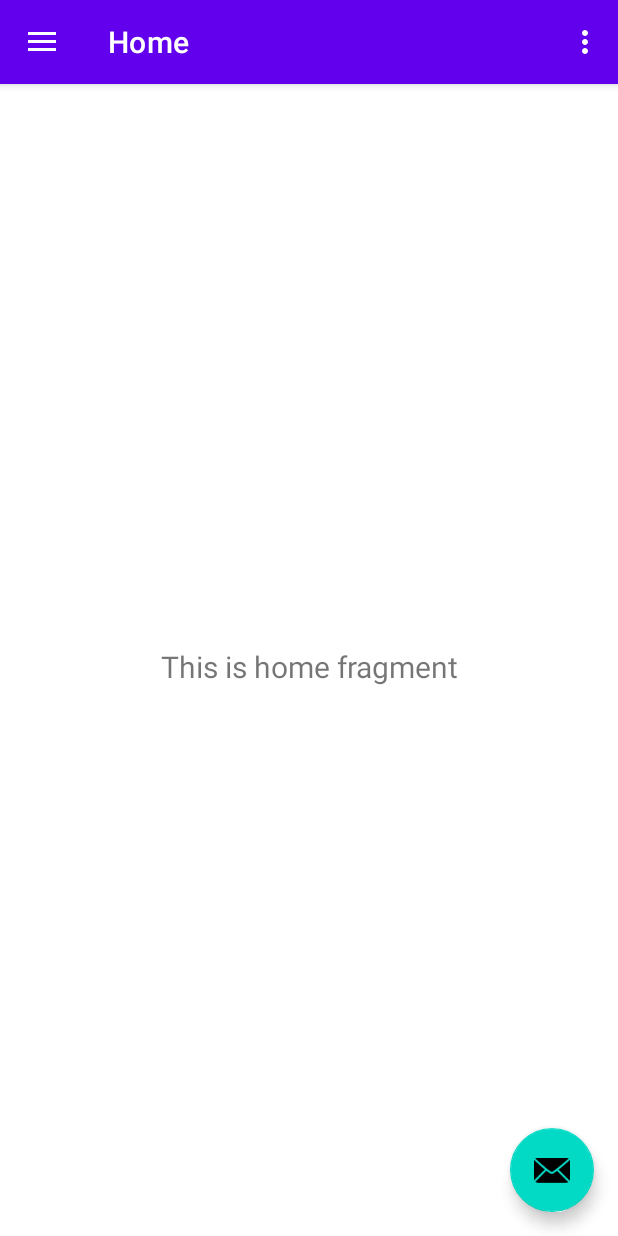
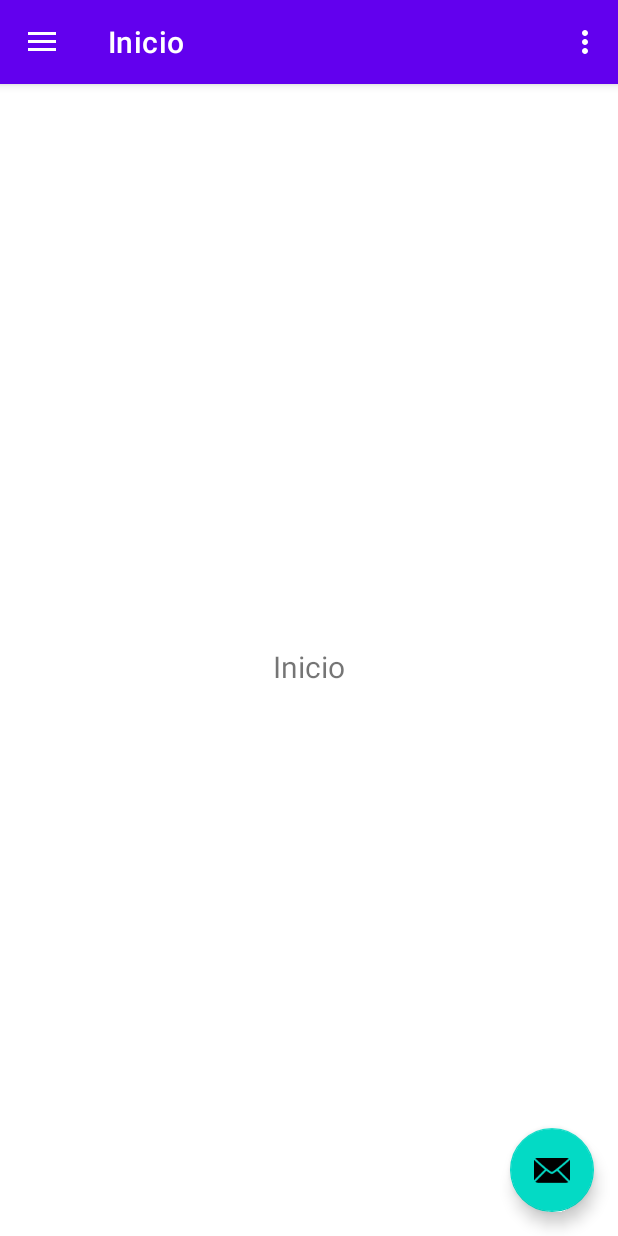
Before and after one commit to Arezlon/Inmobiliaria-Moviles-Grupo-4, an Android app: the MenuNavegacion screen opened directly, with no data from a screen before it, on a phone screen of 412 x 824 dp. Run offline under Robolectric (Android 15) with nearby library versions, the phone set to English and light mode, and no system bars; our stand-ins replace navigation-ui.

Commit message:
#1 Menú de navegación v2

```diff
--- a/app/src/main/java/com/grupo4/inmobiliaria/ui/MenuNavegacion.java
+++ b/app/src/main/java/com/grupo4/inmobiliaria/ui/MenuNavegacion.java
@@ -40,7 +40,7 @@ public class MenuNavegacion extends AppCompatActivity {
         // Passing each menu ID as a set of Ids because each
         // menu should be considered as top level destinations.
         mAppBarConfiguration = new AppBarConfiguration.Builder(
-                R.id.nav_home, R.id.nav_gallery, R.id.nav_slideshow)
+                R.id.nav_inicio, R.id.nav_perfil, R.id.nav_inmuebles ,R.id.nav_contratos)
                 .setDrawerLayout(drawer)
                 .build();
         NavController navController = Navigation.findNavController(this, R.id.nav_host_fragment);
--- a/app/src/main/java/com/grupo4/inmobiliaria/ui/ui/slideshow/SlideshowFragment.java
+++ b/app/src/main/java/com/grupo4/inmobiliaria/ui/ui/inicio/InicioFragment.java
@@ -1,4 +1,4 @@
-package com.grupo4.inmobiliaria.ui.ui.slideshow;
+package com.grupo4.inmobiliaria.ui.ui.inicio;
 
 import android.os.Bundle;
 import android.view.LayoutInflater;
@@ -15,17 +15,17 @@ import androidx.lifecycle.ViewModelProvider;
 import com.grupo4.inmobiliaria.R;
 
 
-public class SlideshowFragment extends Fragment {
+public class InicioFragment extends Fragment {
 
-    private SlideshowViewModel slideshowViewModel;
+    private InicioViewModel inicioViewModel;
 
     public View onCreateView(@NonNull LayoutInflater inflater,
                              ViewGroup container, Bundle savedInstanceState) {
-        slideshowViewModel =
-                new ViewModelProvider(this).get(SlideshowViewModel.class);
-        View root = inflater.inflate(R.layout.fragment_slideshow, container, false);
-        final TextView textView = root.findViewById(R.id.text_slideshow);
-        slideshowViewModel.getText().observe(getViewLifecycleOwner(), new Observer<String>() {
+        inicioViewModel =
+                new ViewModelProvider(this).get(InicioViewModel.class);
+        View root = inflater.inflate(R.layout.fragment_inicio, container, false);
+        final TextView textView = root.findViewById(R.id.text_home);
+        inicioViewModel.getText().observe(getViewLifecycleOwner(), new Observer<String>() {
             @Override
             public void onChanged(@Nullable String s) {
                 textView.setText(s);
--- a/app/src/main/java/com/grupo4/inmobiliaria/ui/ui/gallery/GalleryViewModel.java
+++ b/app/src/main/java/com/grupo4/inmobiliaria/ui/ui/inicio/InicioViewModel.java
@@ -1,16 +1,16 @@
-package com.grupo4.inmobiliaria.ui.ui.gallery;
+package com.grupo4.inmobiliaria.ui.ui.inicio;
 
 import androidx.lifecycle.LiveData;
 import androidx.lifecycle.MutableLiveData;
 import androidx.lifecycle.ViewModel;
 
-public class GalleryViewModel extends ViewModel {
+public class InicioViewModel extends ViewModel {
 
     private MutableLiveData<String> mText;
 
-    public GalleryViewModel() {
+    public InicioViewModel() {
         mText = new MutableLiveData<>();
-        mText.setValue("This is gallery fragment");
+        mText.setValue("Inicio");
     }
 
     public LiveData<String> getText() {
--- a/app/src/main/java/com/grupo4/inmobiliaria/ui/ui/home/HomeViewModel.java
+++ b/app/src/main/java/com/grupo4/inmobiliaria/ui/ui/inmuebles/InmueblesViewModel.java
@@ -1,16 +1,16 @@
-package com.grupo4.inmobiliaria.ui.ui.home;
+package com.grupo4.inmobiliaria.ui.ui.inmuebles;
 
 import androidx.lifecycle.LiveData;
 import androidx.lifecycle.MutableLiveData;
 import androidx.lifecycle.ViewModel;
 
-public class HomeViewModel extends ViewModel {
+public class InmueblesViewModel extends ViewModel {
 
     private MutableLiveData<String> mText;
 
-    public HomeViewModel() {
+    public InmueblesViewModel() {
         mText = new MutableLiveData<>();
-        mText.setValue("This is home fragment");
+        mText.setValue("Inmuebles");
     }
 
     public LiveData<String> getText() {
--- a/app/src/main/java/com/grupo4/inmobiliaria/ui/ui/home/HomeFragment.java
+++ b/app/src/main/java/com/grupo4/inmobiliaria/ui/ui/perfil/PerfilFragment.java
@@ -1,4 +1,4 @@
-package com.grupo4.inmobiliaria.ui.ui.home;
+package com.grupo4.inmobiliaria.ui.ui.perfil;
 
 import android.os.Bundle;
 import android.view.LayoutInflater;
@@ -14,18 +14,17 @@ import androidx.lifecycle.ViewModelProvider;
 
 import com.grupo4.inmobiliaria.R;
 
+public class PerfilFragment extends Fragment {
 
-public class HomeFragment extends Fragment {
-
-    private HomeViewModel homeViewModel;
+    private PerfilViewModel perfilViewModel;
 
     public View onCreateView(@NonNull LayoutInflater inflater,
                              ViewGroup container, Bundle savedInstanceState) {
-        homeViewModel =
-                new ViewModelProvider(this).get(HomeViewModel.class);
-        View root = inflater.inflate(R.layout.fragment_home, container, false);
-        final TextView textView = root.findViewById(R.id.text_home);
-        homeViewModel.getText().observe(getViewLifecycleOwner(), new Observer<String>() {
+        perfilViewModel =
+                new ViewModelProvider(this).get(PerfilViewModel.class);
+        View root = inflater.inflate(R.layout.fragment_perfil, container, false);
+        final TextView textView = root.findViewById(R.id.text_gallery);
+        perfilViewModel.getText().observe(getViewLifecycleOwner(), new Observer<String>() {
             @Override
             public void onChanged(@Nullable String s) {
                 textView.setText(s);
--- a/app/src/main/res/layout/fragment_gallery.xml
+++ b/app/src/main/res/layout/fragment_contratos.xml
@@ -4,7 +4,7 @@
     xmlns:tools="http://schemas.android.com/tools"
     android:layout_width="match_parent"
     android:layout_height="match_parent"
-    tools:context=".ui.ui.gallery.GalleryFragment">
+    tools:context=".ui.ui.perfil.PerfilFragment">
 
     <TextView
         android:id="@+id/text_gallery"
--- a/app/src/main/res/layout/fragment_slideshow.xml
+++ b/app/src/main/res/layout/fragment_inicio.xml
@@ -4,10 +4,10 @@
     xmlns:tools="http://schemas.android.com/tools"
     android:layout_width="match_parent"
     android:layout_height="match_parent"
-    tools:context=".ui.ui.slideshow.SlideshowFragment">
+    tools:context=".ui.ui.inicio.InicioFragment">
 
     <TextView
-        android:id="@+id/text_slideshow"
+        android:id="@+id/text_home"
         android:layout_width="match_parent"
         android:layout_height="wrap_content"
         android:layout_marginStart="8dp"
--- a/app/src/main/res/layout/fragment_home.xml
+++ b/app/src/main/res/layout/fragment_inmuebles.xml
@@ -4,10 +4,10 @@
     xmlns:tools="http://schemas.android.com/tools"
     android:layout_width="match_parent"
     android:layout_height="match_parent"
-    tools:context=".ui.ui.home.HomeFragment">
+    tools:context=".ui.ui.perfil.PerfilFragment">
 
     <TextView
-        android:id="@+id/text_home"
+        android:id="@+id/text_gallery"
         android:layout_width="match_parent"
         android:layout_height="wrap_content"
         android:layout_marginStart="8dp"
--- a/app/src/main/res/menu/activity_main_drawer.xml
+++ b/app/src/main/res/menu/activity_main_drawer.xml
@@ -5,16 +5,20 @@
 
     <group android:checkableBehavior="single">
         <item
-            android:id="@+id/nav_home"
-            android:icon="@drawable/ic_menu_camera"
-            android:title="@string/menu_home" />
+            android:id="@+id/nav_inicio"
+            android:icon="@drawable/ic_menu_gallery"
+            android:title="Inicio" />
         <item
-            android:id="@+id/nav_gallery"
+            android:id="@+id/nav_perfil"
             android:icon="@drawable/ic_menu_gallery"
-            android:title="@string/menu_gallery" />
+            android:title="Perfil" />
         <item
-            android:id="@+id/nav_slideshow"
-            android:icon="@drawable/ic_menu_slideshow"
-            android:title="@string/menu_slideshow" />
+            android:id="@+id/nav_inmuebles"
+            android:icon="@drawable/ic_menu_gallery"
+            android:title="Inmuebles" />
+        <item
+            android:id="@+id/nav_contratos"
+            android:icon="@drawable/ic_menu_gallery"
+            android:title="Contratos" />
     </group>
 </menu>
--- a/app/src/main/res/navigation/mobile_navigation.xml
+++ b/app/src/main/res/navigation/mobile_navigation.xml
@@ -3,23 +3,29 @@
     xmlns:app="http://schemas.android.com/apk/res-auto"
     xmlns:tools="http://schemas.android.com/tools"
     android:id="@+id/mobile_navigation"
-    app:startDestination="@+id/nav_home">
+    app:startDestination="@+id/nav_inicio">
 
     <fragment
-        android:id="@+id/nav_home"
-        android:name="com.grupo4.inmobiliaria.ui.ui.home.HomeFragment"
-        android:label="@string/menu_home"
-        tools:layout="@layout/fragment_home" />
+        android:id="@+id/nav_inicio"
+        android:name="com.grupo4.inmobiliaria.ui.ui.inicio.InicioFragment"
+        android:label="Inicio"
+        tools:layout="@layout/fragment_inicio" />
 
     <fragment
-        android:id="@+id/nav_gallery"
-        android:name="com.grupo4.inmobiliaria.ui.ui.gallery.GalleryFragment"
-        android:label="@string/menu_gallery"
-        tools:layout="@layout/fragment_gallery" />
+        android:id="@+id/nav_perfil"
+        android:name="com.grupo4.inmobiliaria.ui.ui.perfil.PerfilFragment"
+        android:label="Perfil"
+        tools:layout="@layout/fragment_perfil" />
 
     <fragment
-        android:id="@+id/nav_slideshow"
-        android:name="com.grupo4.inmobiliaria.ui.ui.slideshow.SlideshowFragment"
-        android:label="@string/menu_slideshow"
-        tools:layout="@layout/fragment_slideshow" />
+        android:id="@+id/nav_contratos"
+        android:name="com.grupo4.inmobiliaria.ui.ui.contratos.ContratosFragment"
+        android:label="Contratos"
+        tools:layout="@layout/fragment_contratos" />
+
+    <fragment
+        android:id="@+id/nav_inmuebles"
+        android:name="com.grupo4.inmobiliaria.ui.ui.inmuebles.InmueblesFragment"
+        android:label="Inmuebles"
+        tools:layout="@layout/fragment_inmuebles" />
 </navigation>
```
Also changed, not shown: app/src/main/java/com/grupo4/inmobiliaria/ui/ui/contratos/ContratosFragment.java (renamed from app/src/main/java/com/grupo4/inmobiliaria/ui/ui/gallery/GalleryFragment.java, +9 -8 lines), app/src/main/java/com/grupo4/inmobiliaria/ui/ui/contratos/ContratosViewModel.java (added, +19 -0 lines), app/src/main/java/com/grupo4/inmobiliaria/ui/ui/inmuebles/InmueblesFragment.java (added, +36 -0 lines), app/src/main/java/com/grupo4/inmobiliaria/ui/ui/perfil/PerfilViewModel.java (renamed from app/src/main/java/com/grupo4/inmobiliaria/ui/ui/slideshow/SlideshowViewModel.java, +4 -4 lines), app/src/main/res/layout/fragment_perfil.xml (added, +22 -0 lines).
